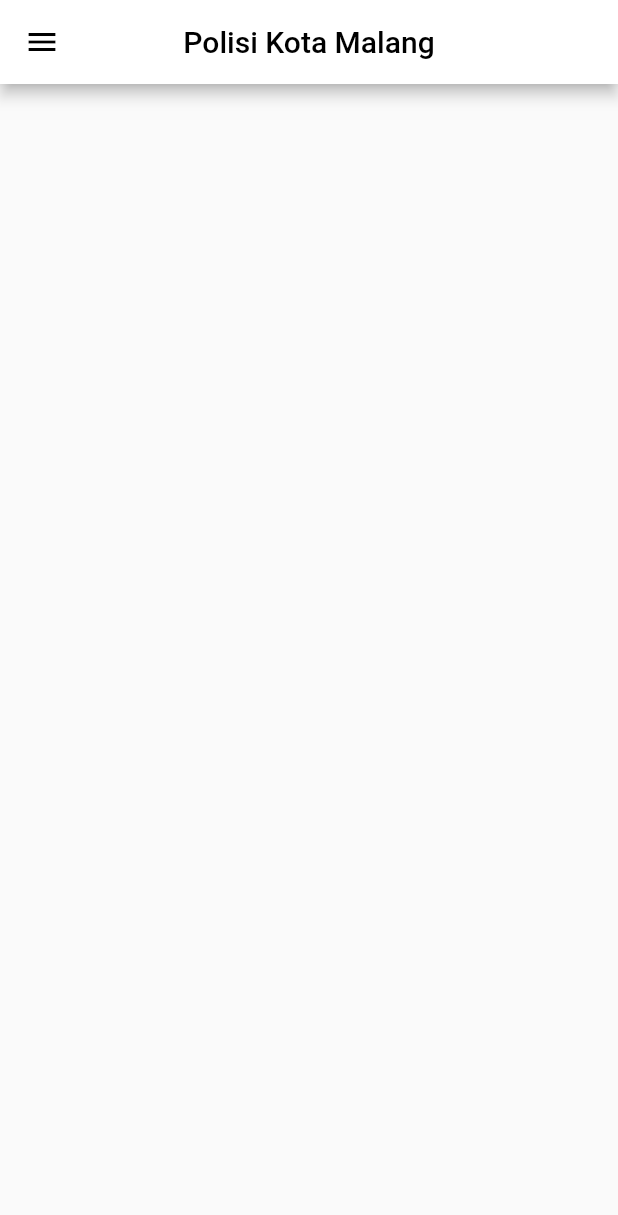
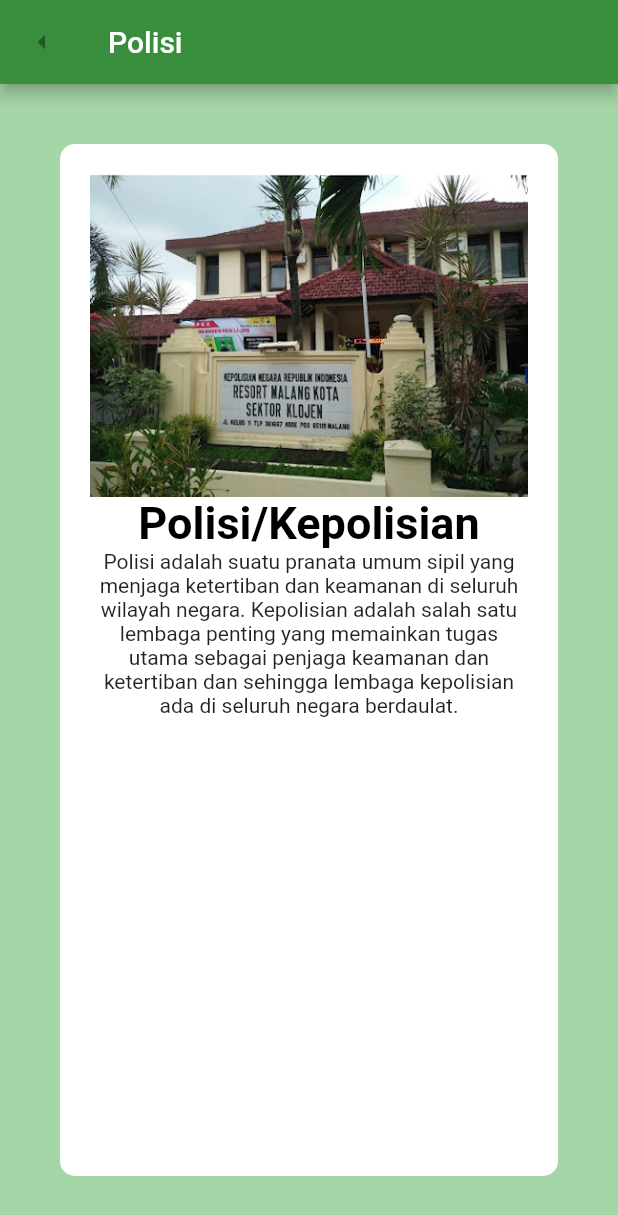
Before and after one commit to RheinaYulia/ta_aplikasi_laima, a Flutter app: the TentangPolisi screen opened directly, on a phone screen of 412 x 824 dp. Shown: the top 1215 px of the screen. Run offline on Flutter 3.47's test engine with Material 2 defaults, Android fonts, the phone set to English and light mode, and no system bars; our stand-ins replace datetime_picker_formfield, fluttertoast.

Commit message:
tentang PLN dan Polisi

```diff
--- a/lib/tentang_polisi.dart
+++ b/lib/tentang_polisi.dart
@@ -9,22 +9,36 @@ class _TentangPolisiState extends State<TentangPolisi> {
 
   @override
   Widget build(BuildContext context) {
-    return  Scaffold(
-      appBar: new AppBar(
+    return Scaffold(
+      appBar: AppBar(
         leading: IconButton(
-          onPressed: () {},
-          icon: Icon(
-            Icons.menu,
-            color: Colors.black,
-            ),
-        ),
-        backgroundColor: Colors.white,
-        centerTitle: true,
-        title: Text(
-          "Polisi Kota Malang",
-          style: TextStyle(
-            color: Colors.black
+          icon: Icon(Icons.arrow_left),
+          tooltip: "Kembali",
+          onPressed:null,
           ),
+          title: Text("Polisi"),
+          backgroundColor: Colors.green[700],
+      ),
+      body: Container(
+        color: Colors.green[200],
+        constraints: BoxConstraints.expand(),
+        child: Container(
+          decoration: BoxDecoration(
+            color: Colors.white,
+            borderRadius: BorderRadius.all(Radius.circular(10.0))
+          ),
+          padding: EdgeInsets.all(20),
+          margin: EdgeInsets.all(40),
+          child: Column(
+            children: [
+              Image.asset('assets/images/lokpolice1.jpg',width: 400,),
+              Text("Polisi/Kepolisian", style: TextStyle(color: Colors.black, fontWeight: FontWeight.bold,fontSize: 30),),
+              Text("Polisi adalah suatu pranata umum sipil yang menjaga ketertiban dan keamanan di seluruh wilayah negara. Kepolisian adalah salah satu lembaga penting yang memainkan tugas utama sebagai penjaga keamanan dan ketertiban dan sehingga lembaga kepolisian ada di seluruh negara berdaulat.", textAlign: TextAlign.center,),
+
+            ],
+
+          ),
+
         ),
       ),
     );
```
Also changed, not shown: lib/tentang_pln.dart (+46 -0 lines), assets/images/PLNMalang.jpg (added).
